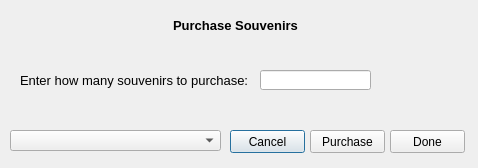
The window that CollegeTouring/purchasewindow.ui (Ykhan799/CollegeTouringS21) describes before a commit, drawn with Qt 5.
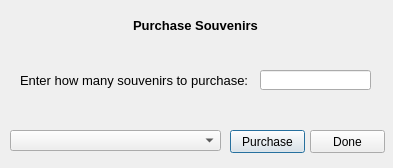
The same window after the commit.

The edit to the form file:
```diff
--- a/CollegeTouring/purchasewindow.ui
+++ b/CollegeTouring/purchasewindow.ui
@@ -6,30 +6,17 @@
    <rect>
     <x>0</x>
     <y>0</y>
-    <width>478</width>
+    <width>393</width>
     <height>168</height>
    </rect>
   </property>
   <property name="windowTitle">
    <string>Dialog</string>
   </property>
-  <widget class="QPushButton" name="cancelButton">
-   <property name="geometry">
-    <rect>
-     <x>230</x>
-     <y>130</y>
-     <width>75</width>
-     <height>23</height>
-    </rect>
-   </property>
-   <property name="text">
-    <string>Cancel</string>
-   </property>
-  </widget>
   <widget class="QPushButton" name="purchaseButton">
    <property name="geometry">
     <rect>
-     <x>310</x>
+     <x>230</x>
      <y>130</y>
      <width>75</width>
      <height>23</height>
@@ -52,9 +39,9 @@
   <widget class="QLabel" name="titleLabel">
    <property name="geometry">
     <rect>
-     <x>20</x>
+     <x>10</x>
      <y>10</y>
-     <width>431</width>
+     <width>371</width>
      <height>31</height>
     </rect>
    </property>
@@ -106,7 +93,7 @@
   <widget class="QPushButton" name="doneButton">
    <property name="geometry">
     <rect>
-     <x>390</x>
+     <x>310</x>
      <y>130</y>
      <width>75</width>
      <height>23</height>
```
